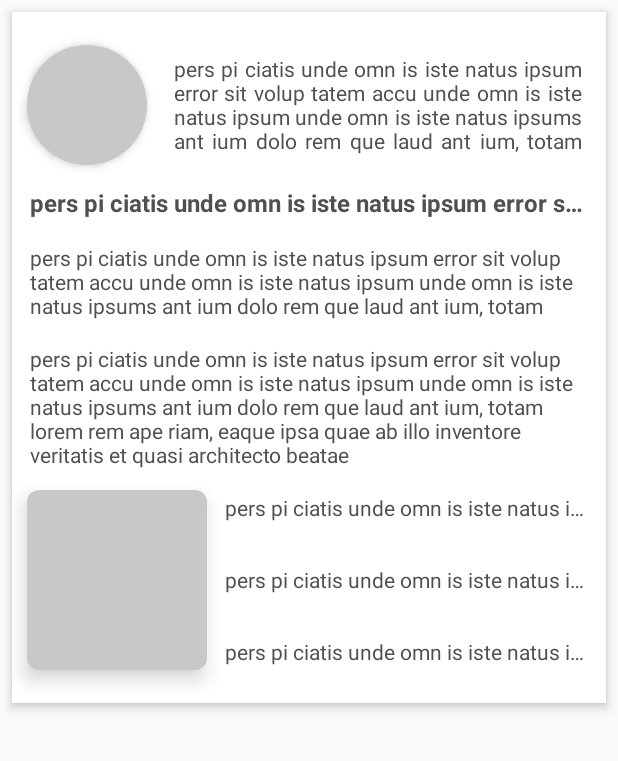
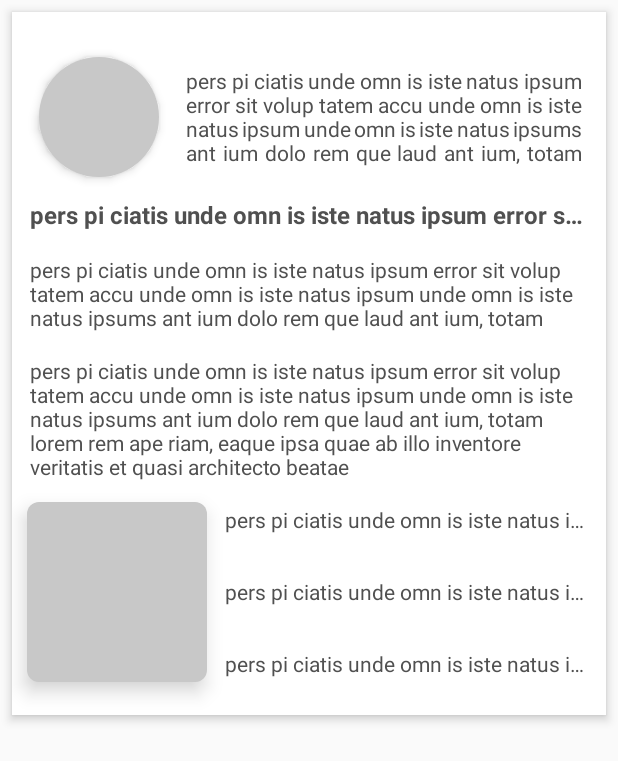
Before and after one commit to EudyContreras/Skeleton-Bones, an Android app: the layout layout_section_a.xml on its own in the app's theme, with its tools: preview values and no code run, on a phone screen of 412 x 824 dp. Shown: the top 761 px of the screen. Run offline under Robolectric (Android 15) with nearby library versions, the phone set to English and light mode, and no system bars.

Commit message:
small update

```diff
--- a/app/src/main/res/layout/layout_section_a.xml
+++ b/app/src/main/res/layout/layout_section_a.xml
@@ -24,7 +24,7 @@
         android:clipToPadding="false"
         android:elevation="4dp"
         android:padding="10dp"
-        bones:skeletonAnimateRestoredBounds="@{false}"
+        bones:skeletonAnimateRestoredBounds="@{true}"
         bones:skeletonAllowSavedState="@{true}"
         bones:skeletonBoneColor="@{@color/bone_color}"
         bones:skeletonBoneCornerRadius="@{Utils.getDp(10)}"
@@ -49,14 +49,15 @@
             android:layout_width="80dp"
             android:layout_height="80dp"
             android:layout_gravity="center"
-            android:layout_marginTop="12dp"
+            android:layout_marginStart="8dp"
+            android:layout_marginTop="20dp"
             android:background="@drawable/shape_background_oval_alt"
             android:backgroundTint="@color/bone_color_alt"
             android:elevation="4dp"
             app:imageUrl="@{viewModel.demoDataOne.data.imageUrl}"
             app:layout_constraintStart_toStartOf="parent"
             app:layout_constraintTop_toTopOf="parent"
-            bones:skeletonBoneEnabled="@{viewModel.demoDataOne.loading}"
+            bones:skeletonBoneStateOwner="@{true}"
             bones:skeletonBoneShadeMultiplier="@{0.9f}"
             bones:skeletonBoneShapeType="@{ShapeType.CIRCULAR}"
             bones:skeletonBoneShimmerRayColor="@{@color/bone_ray_color}"
@@ -163,12 +164,14 @@
                 android:layout_marginBottom="12dp"
                 android:background="@drawable/shape_section_background"
                 android:backgroundTint="@color/bone_color_alt"
+                android:elevation="8dp"
                 android:foreground="?attr/selectableItemBackgroundBorderless"
-                android:elevation="8dp"
-                app:imageUrl="@{viewModel.demoDataTwo.data.imageOneUrl}"
+                app:imageUrl="@{viewModel.demoDataOne.data.imageUrl}"
                 app:layout_constraintBottom_toBottomOf="parent"
                 app:layout_constraintStart_toStartOf="parent"
                 app:layout_constraintTop_toTopOf="parent"
+                app:layout_constraintVertical_bias="0.0"
+                bones:skeletonBoneStateOwner="@{true}"
                 bones:skeletonBoneShadeMultiplier="@{1.021f}" />
 
             <LinearLayout
```
Also changed, not shown: app/src/main/java/com/eudycontreras/bones/BindingAdapter.kt (+29 -0 lines).
